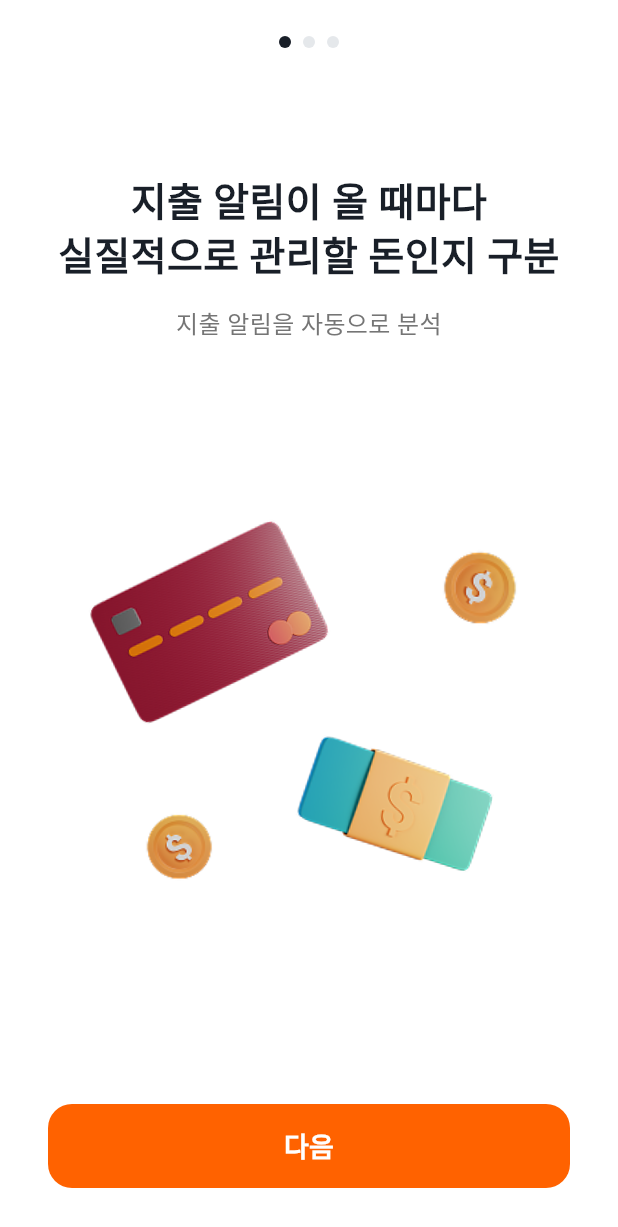
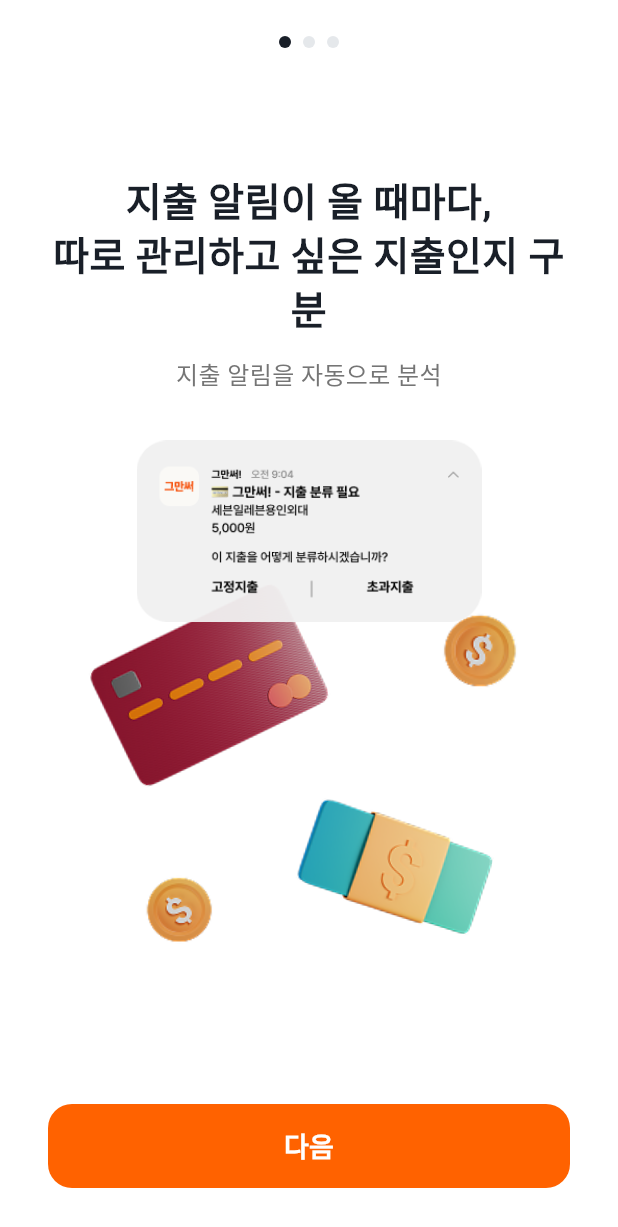
Before and after one commit to 9oormthon-univ/2025_SEASONTHON_TEAM_94_FE_APP, a Flutter app: the screen it shows after launch, on a phone screen of 412 x 824 dp. Shown: the top 1227 px of the screen. Run offline on Flutter 3.47's test engine with Material 3 defaults, Android fonts, the phone set to English and light mode, and no system bars; our stand-ins replace shared_preferences, sqflite, webview_flutter; accounts and stored records are empty.

Commit message:
feat: 디자인 첫번째 온보딩 변경사항 반영

```diff
--- a/lib/screens/onboarding/korean_onboarding_screen.dart
+++ b/lib/screens/onboarding/korean_onboarding_screen.dart
@@ -9,22 +9,65 @@ class KoreanOnboardingScreen extends StatefulWidget {
   State<KoreanOnboardingScreen> createState() => _KoreanOnboardingScreenState();
 }
 
-class _KoreanOnboardingScreenState extends State<KoreanOnboardingScreen> with WidgetsBindingObserver {
+class _KoreanOnboardingScreenState extends State<KoreanOnboardingScreen> with WidgetsBindingObserver, TickerProviderStateMixin {
   final PageController _pageController = PageController();
   int _currentPage = 0;
   bool _isLoading = false;
   bool _isWaitingForPermission = false;
 
+  // 알림 이미지 애니메이션 컨트롤러들
+  late AnimationController _highlightController;
+  late AnimationController _floatingController;
+  late Animation<double> _highlightAnimation;
+  late Animation<double> _floatingAnimation;
+
   @override
   void initState() {
     super.initState();
     WidgetsBinding.instance.addObserver(this);
+
+    // 애니메이션 컨트롤러 초기화
+    _highlightController = AnimationController(
+      duration: const Duration(milliseconds: 800),
+      vsync: this,
+    );
+
+    _floatingController = AnimationController(
+      duration: const Duration(seconds: 2),
+      vsync: this,
+    );
+
+    // 하이라이트 효과 (작은 크기에서 정상 크기로 확대)
+    _highlightAnimation = Tween<double>(
+      begin: 0.3,
+      end: 1.0,
+    ).animate(CurvedAnimation(
+      parent: _highlightController,
+      curve: Curves.elasticOut,
+    ));
+
+    // 둥실둥실 떠다니는 애니메이션 (무한 반복)
+    _floatingAnimation = Tween<double>(
+      begin: -10.0,
+      end: 10.0,
+    ).animate(CurvedAnimation(
+      parent: _floatingController,
+      curve: Curves.easeInOut,
+    ));
+
+    // 페이지가 로드되고 잠시 후 애니메이션 시작
+    Future.delayed(const Duration(milliseconds: 500), () {
+      _highlightController.forward();
+      _floatingController.repeat(reverse: true);
+    });
   }
 
   @override
   void dispose() {
     WidgetsBinding.instance.removeObserver(this);
     _pageController.dispose();
+    _highlightController.dispose();
+    _floatingController.dispose();
     super.dispose();
   }
 
@@ -209,7 +252,7 @@ class _KoreanOnboardingScreenState extends State<KoreanOnboardingScreen> with Wi
                 },
                 children: [
                   _buildExplanationPage(
-                    title: '지출 알림이 올 때마다\n실질적으로 관리할 돈인지 구분',
+                    title: '지출 알림이 올 때마다,\n따로 관리하고 싶은 지출인지 구분',
                     subtitle: '지출 알림을 자동으로 분석',
                     images: [
                       'assets/images/page1-card-front-color.png',        // 좌상단
@@ -295,10 +338,54 @@ class _KoreanOnboardingScreenState extends State<KoreanOnboardingScreen> with Wi
 
           const Spacer(flex: 1),
 
-          // 이미지들 조합 (중앙에 위치)
+          // 이미지들 조합과 알림 이미지를 Stack으로 독립적으로 배치
           SizedBox(
-            height: 300,
-            child: _buildImageComposition(images),
+            height: 350, // 높이를 늘려서 위쪽 공간 확보
+            child: Stack(
+              clipBehavior: Clip.none, // overflow 허용으로 잘림 방지
+              children: [
+                // 기존 이미지들 조합 (아래쪽에 배치)
+                Positioned(
+                  bottom: 0,
+                  left: 0,
+                  right: 0,
+                  height: 300,
+                  child: _buildImageComposition(images),
+                ),
+
+                // 첫 번째 페이지에만 알림 이미지 표시 (더 위로 배치)
+                if (_currentPage == 0)
+                  Positioned(
+                    top: -80, // 더 위로 올림
+                    left: 0,
+                    right: 0,
+                    child: Center(
+                      child: AnimatedBuilder(
+                        animation: _floatingAnimation,
+                        builder: (context, child) {
+                          return Transform.translate(
+                            offset: Offset(0, _floatingAnimation.value),
+                            child: AnimatedBuilder(
+                              animation: _highlightAnimation,
+                              builder: (context, child) {
+                                return Transform.scale(
+                                  scale: _highlightAnimation.value,
+                                  child: Image.asset(
+                                    'assets/images/notification-alert.png',
+                                    width: 230, // 180 * 1.3 = 234 ≈ 230
+                                    height: 230,
+                                    fit: BoxFit.contain,
+                                  ),
+                                );
+                              },
+                            ),
+                          );
+                        },
+                      ),
+                    ),
+                  ),
+              ],
+            ),
           ),
 
           const Spacer(flex: 1),
@@ -543,7 +630,7 @@ class _KoreanOnboardingScreenState extends State<KoreanOnboardingScreen> with Wi
         ],
       );
     } else if (images.length >= 4) {
-      // Page 1: 카드 이미지들 1.5배 크기 증가
+      // Page 1: 카드 이미지들 1.5배 크기 증가 + 알림 이미지 추가
       return Stack(
         children: [
           // 좌상단: card-front-color (1.5배 더 큰 빨간 카드 - 더 왼쪽으로)
```
Also changed, not shown: assets/images/notification-alert.png (added).
